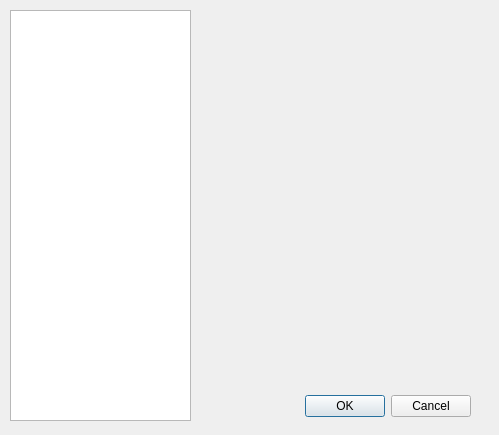
Before: the Qt Designer form ui/preferences.ui in shakes76/smili, drawn with Qt 5.
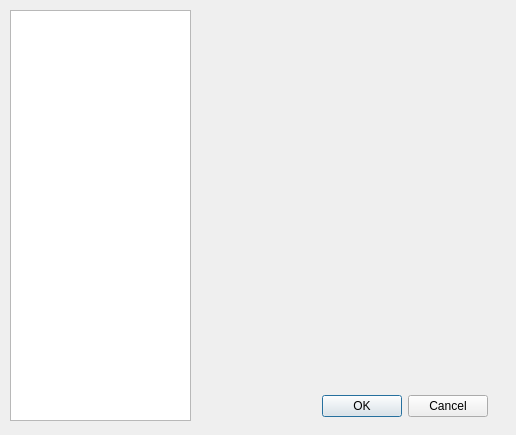
After: the same form once the commit is applied.

Commit message: Reorganised preferences dialog box. Added options for changing the application's theme dynamically, saving changes made between sessions, and button for editing (and creating) themes. Added simple checkbox for enabling/disabling custom colour maps.

The edit to the form file:
```diff
--- a/ui/preferences.ui
+++ b/ui/preferences.ui
@@ -6,7 +6,7 @@
    <rect>
     <x>0</x>
     <y>0</y>
-    <width>499</width>
+    <width>516</width>
     <height>435</height>
    </rect>
   </property>
@@ -16,7 +16,7 @@
   <widget class="QDialogButtonBox" name="btnOk">
    <property name="geometry">
     <rect>
-     <x>130</x>
+     <x>147</x>
      <y>390</y>
      <width>341</width>
      <height>32</height>
@@ -44,7 +44,7 @@
     <rect>
      <x>200</x>
      <y>10</y>
-     <width>281</width>
+     <width>308</width>
      <height>371</height>
     </rect>
    </property>
```
The commit also changes 8 other files.
